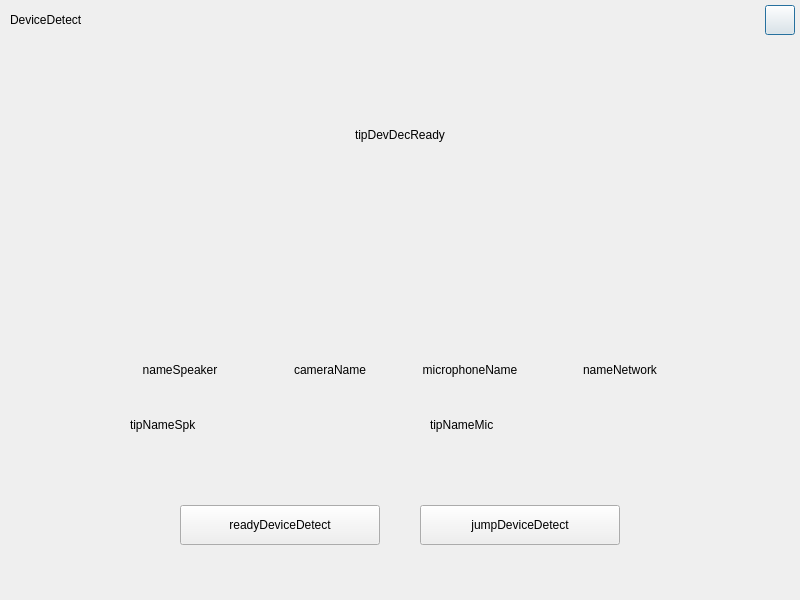
First picture: the form in Class8/main/src/DeviceDetectDialog.ui, repository Xershoo/BM-Client, before the edit.
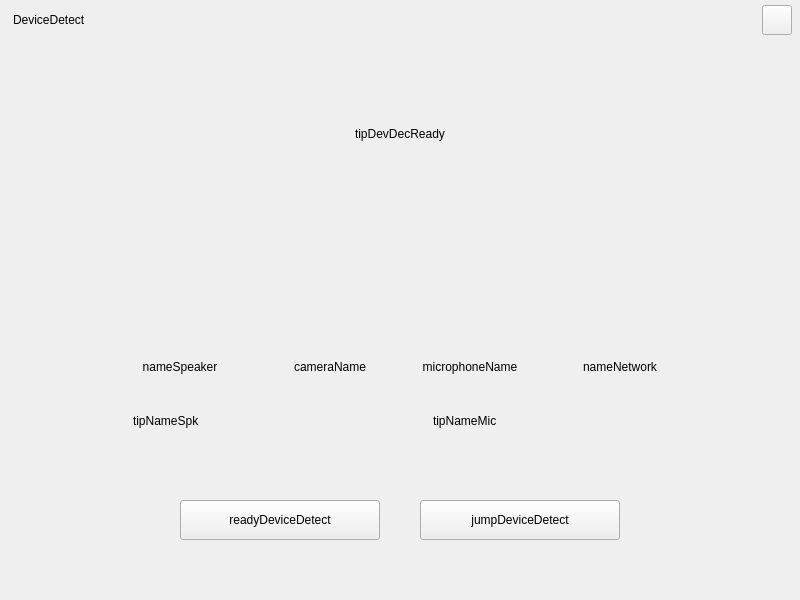
Second picture: the form after the edit. The open tabs and pages were chosen to show the change. Custom widgets are drawn as their Qt base class.

```diff
--- a/Class8/main/src/DeviceDetectDialog.ui
+++ b/Class8/main/src/DeviceDetectDialog.ui
@@ -1,7 +1,10 @@
 <?xml version="1.0" encoding="UTF-8"?>
 <ui version="4.0">
  <class>DeviceDetectDialog</class>
- <widget class="QDialog" name="DeviceDetectDialog">
+ <widget class="C8CommonWindow" name="DeviceDetectDialog">
+  <property name="windowModality">
+   <enum>Qt::NonModal</enum>
+  </property>
   <property name="geometry">
    <rect>
     <x>0</x>
@@ -10,6 +13,24 @@
     <height>600</height>
    </rect>
   </property>
+  <property name="sizePolicy">
+   <sizepolicy hsizetype="Fixed" vsizetype="Fixed">
+    <horstretch>0</horstretch>
+    <verstretch>0</verstretch>
+   </sizepolicy>
+  </property>
+  <property name="minimumSize">
+   <size>
+    <width>800</width>
+    <height>600</height>
+   </size>
+  </property>
+  <property name="maximumSize">
+   <size>
+    <width>800</width>
+    <height>600</height>
+   </size>
+  </property>
   <property name="windowTitle">
    <string>DeviceDetect</string>
   </property>
@@ -34,21 +55,39 @@
    </property>
    <item>
     <widget class="QWidget" name="widget_mainDeviceDetect" native="true">
+     <property name="sizePolicy">
+      <sizepolicy hsizetype="Preferred" vsizetype="Preferred">
+       <horstretch>0</horstretch>
+       <verstretch>0</verstretch>
+      </sizepolicy>
+     </property>
+     <property name="minimumSize">
+      <size>
+       <width>0</width>
+       <height>0</height>
+      </size>
+     </property>
+     <property name="maximumSize">
+      <size>
+       <width>16777215</width>
+       <height>16777215</height>
+      </size>
+     </property>
      <layout class="QVBoxLayout" name="verticalLayout">
       <property name="spacing">
        <number>0</number>
       </property>
       <property name="leftMargin">
-       <number>0</number>
+       <number>3</number>
       </property>
       <property name="topMargin">
        <number>0</number>
       </property>
       <property name="rightMargin">
-       <number>0</number>
+       <number>3</number>
       </property>
       <property name="bottomMargin">
-       <number>0</number>
+       <number>3</number>
       </property>
       <item>
        <widget class="QWidget" name="widget_titleDeviceDetect" native="true">
@@ -136,6 +175,12 @@
       </item>
       <item>
        <widget class="QStackedWidget" name="widget_pagesDeviceDetect">
+        <property name="sizePolicy">
+         <sizepolicy hsizetype="Preferred" vsizetype="Preferred">
+          <horstretch>0</horstretch>
+          <verstretch>0</verstretch>
+         </sizepolicy>
+        </property>
         <property name="currentIndex">
          <number>4</number>
         </property>
@@ -1770,6 +1815,12 @@
    <header>userpubliservideownd.h</header>
    <container>1</container>
   </customwidget>
+  <customwidget>
+   <class>C8CommonWindow</class>
+   <extends>QWidget</extends>
+   <header>c8commonwindow.h</header>
+   <container>1</container>
+  </customwidget>
  </customwidgets>
  <resources>
   <include location="../class8.qrc"/>
```
Left out of the diff: 2 changed lines with no effect on the pictures.
